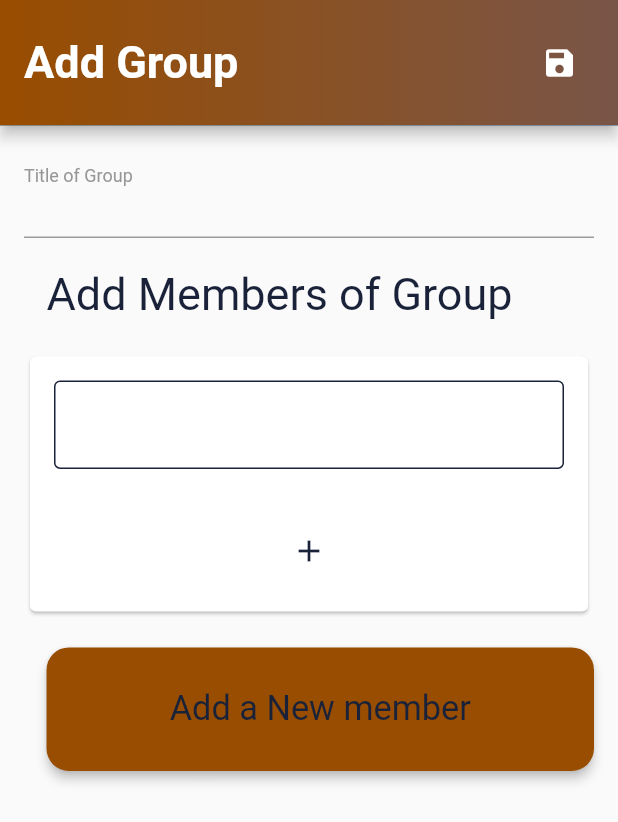
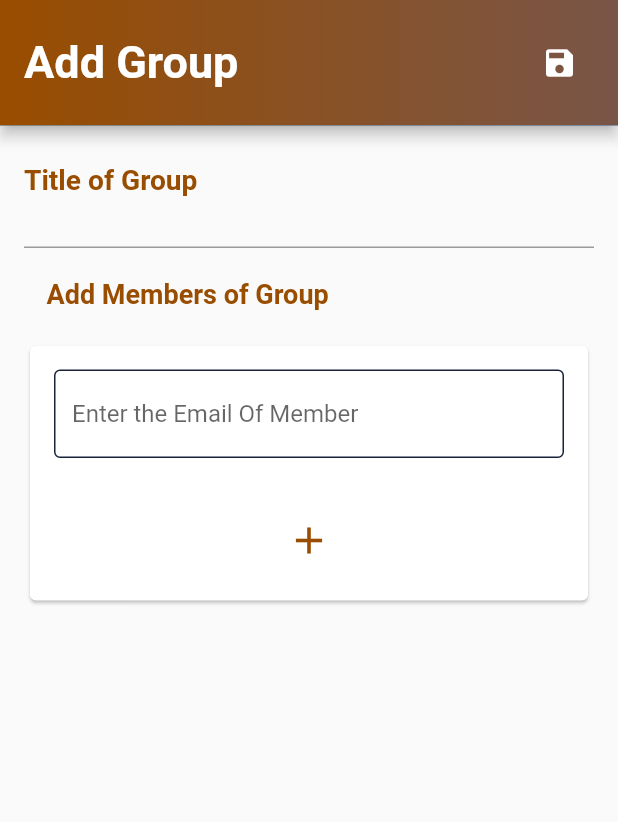
Before and after one commit to SuraAborass/InternetApplications, a Flutter app: the AddGroup screen opened directly, after a tap on the "add" icon, on a phone screen of 412 x 824 dp. Shown: the top 822 px of the screen. Run offline on Flutter 3.47's test engine with Material 2 defaults, Android fonts, the phone set to English and light mode, and no system bars; our stand-ins replace file_picker, flutter_easyloading, flutter_screenutil, get; missing offline and left inert: side_navigation.

Commit message:
size and color the text in -Add File / Add Group-

```diff
--- a/lib/view/Add_Group.dart
+++ b/lib/view/Add_Group.dart
@@ -87,11 +87,20 @@ class _AddGroupState extends State<AddGroup> {
                 cursorColor:secondaryColor,
                 //initialValue: _initialValue['name'],
                 decoration: InputDecoration(
+                    focusedBorder: const UnderlineInputBorder(
+                      borderSide: BorderSide(
+                        color: firstColor,
+                        width: 2,
+                      ),
+                    ),
                     focusColor: Theme.of(context).primaryColor,
                     border: const UnderlineInputBorder(),
                     floatingLabelBehavior: FloatingLabelBehavior.always,
                     labelText:"Title of Group",labelStyle:const TextStyle(
-                    color:kTextFieldColor,
+                  fontSize:25,
+                  color:firstColor,
+                  fontWeight: FontWeight.bold,
+
                 )
                 ),
                 style:const TextStyle(color: Colors.black),
@@ -114,8 +123,10 @@ class _AddGroupState extends State<AddGroup> {
                       textAlign: TextAlign.start,
                       style: TextStyle(
                        // fontFamily: 'SegoeMarker',
-                        color: Color(0xFF1A2239),
-                        fontSize: 30,
+                        color:firstColor,
+                        fontSize:18,
+                        fontWeight: FontWeight.bold,
+
                       ),
                     ),
                   ],
@@ -137,7 +148,10 @@ class _AddGroupState extends State<AddGroup> {
                                 _add_ingredient();
                               },
                               icon: const Icon(Icons.add,
-                                  color: Color(0xff1A2239))),
+                                  color:firstColor,
+                              ),
+                            iconSize: 30,
+                          ),
                         ],
                       ),
                     ),
@@ -145,7 +159,7 @@ class _AddGroupState extends State<AddGroup> {
                 ),
               ),
               ///Button Add
-              Padding(
+             /* Padding(
                 padding: const EdgeInsetsDirectional.fromSTEB(15, 20, 0, 15),
                 child: SizedBox(
                   height: deviceSize.width/5,
@@ -176,7 +190,7 @@ class _AddGroupState extends State<AddGroup> {
                     ),
                   ),
                 ),
-              ),
+              ),*/
             ],
           ),
         ),
@@ -213,7 +227,7 @@ class _MemberState extends State<Member> {
               decoration: const InputDecoration(
                 //labelText: "member",
                 labelStyle: TextStyle(color: Color(0xff1A2239)),
-                //hintText: "enter the Description",
+                hintText: "Enter the Email Of Member",
                 enabledBorder: OutlineInputBorder(
                   borderSide: BorderSide(
                     color: Color(0xff1A2239),
```
Also changed, not shown: lib/view/Add_File.dart (+7 -2 lines).
